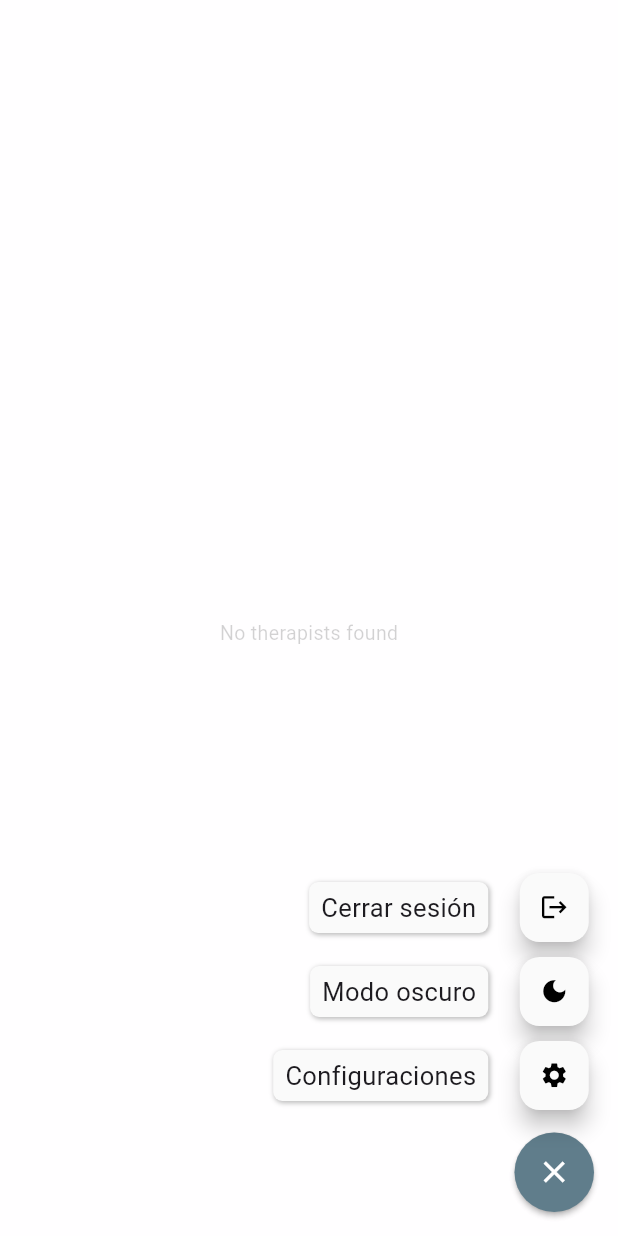
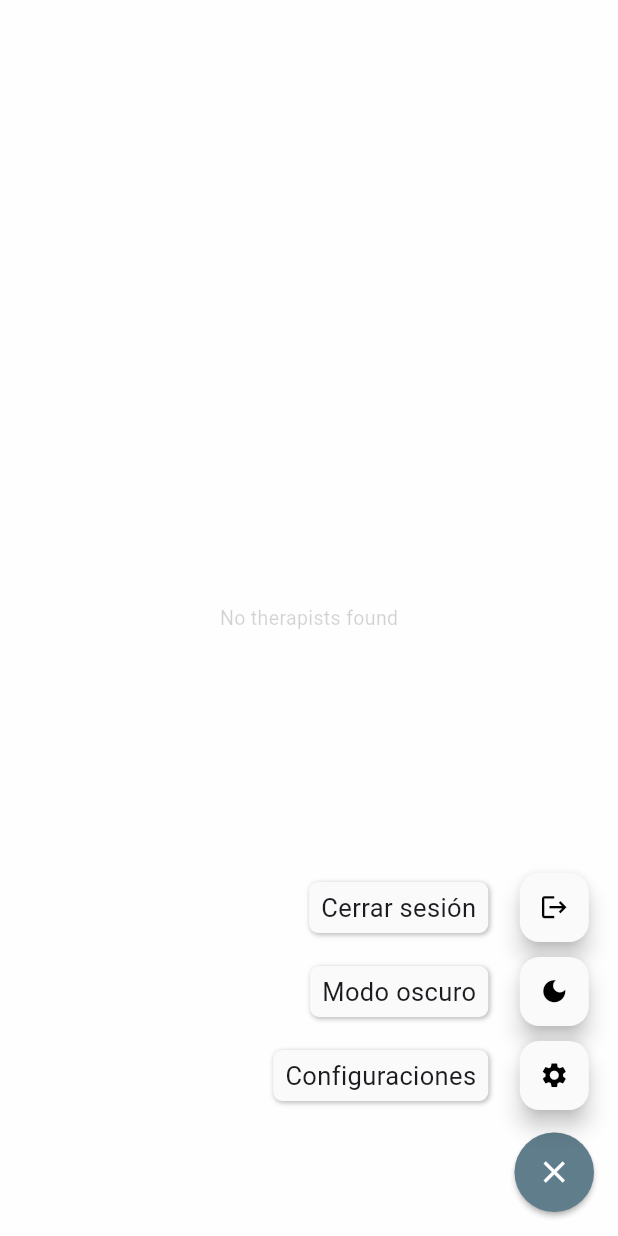
Before and after one commit to matiasespina1991/find_a_therapist_app, a Flutter app: the screen it shows after launch, after a tap on the "add" icon, on a phone screen of 412 x 824 dp. Run offline on Flutter 3.47's test engine with Material 3 defaults, Android fonts, the phone set to English and light mode, and no system bars; drawn by our look-alikes of flutter_speed_dial, skeletonizer; our stand-ins replace cached_network_image, cloud_firestore, connectivity_plus, device_info_plus, firebase_auth, firebase_core and 11 more; accounts and stored records are empty; project files that could hold a hidden picture were left out.

Commit message:
padding on Scaffold fixed

```diff
--- a/lib/screens/admin/debug_screen/debug_screen.dart
+++ b/lib/screens/admin/debug_screen/debug_screen.dart
@@ -52,6 +52,9 @@ class _DebugScreenState extends ConsumerState<DebugScreen> {
   Widget build(BuildContext context) {
     return AppScaffold(
       scrollPhysics: NeverScrollableScrollPhysics(),
+      scaffoldPadding: ThemeSettings.scaffoldPadding.subtract(
+        const EdgeInsets.only(top: 20),
+      ),
       appBarTitle: 'Debug Screen',
       isProtected: false,
       body: FutureBuilder<List<TherapistModel>>(
--- a/lib/widgets/AppScaffold/app_scaffold.dart
+++ b/lib/widgets/AppScaffold/app_scaffold.dart
@@ -30,7 +30,7 @@ class AppScaffold extends ConsumerStatefulWidget {
   final LottieAnimationBackground? backgroundAnimationDarkMode;
   final bool useTopAppBar;
   final bool showScreenTitleInAppBar;
-
+  final EdgeInsetsGeometry? scaffoldPadding;
   const AppScaffold({
     super.key,
     required this.body,
@@ -43,6 +43,7 @@ class AppScaffold extends ConsumerStatefulWidget {
     this.backgroundAnimationDarkMode,
     this.useTopAppBar = false,
     this.showScreenTitleInAppBar = true,
+    this.scaffoldPadding,
   });
 
   @override
@@ -225,7 +226,7 @@ class AppScaffoldState extends ConsumerState<AppScaffold> {
             !DebugConfig.forceDebugScreen &&
             !DebugConfig.bypassLoginScreen,
         child: Padding(
-          padding: ThemeSettings.scaffoldPadding,
+          padding: widget.scaffoldPadding ?? ThemeSettings.scaffoldPadding,
           child: widget.body,
         ),
       );
```
